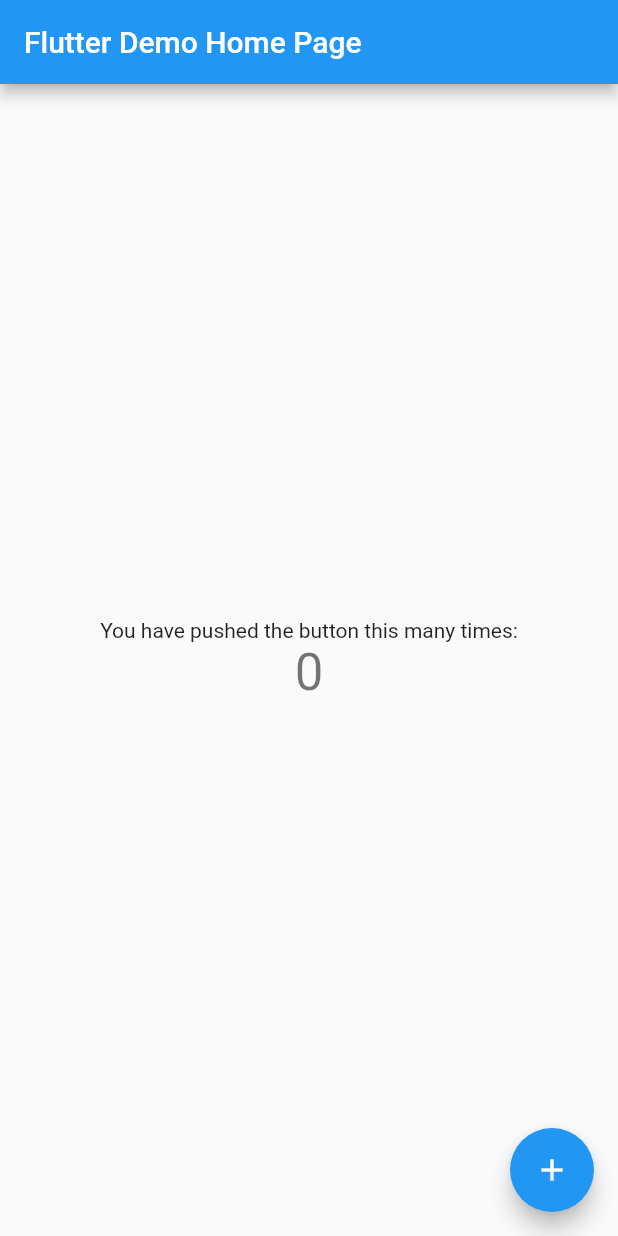
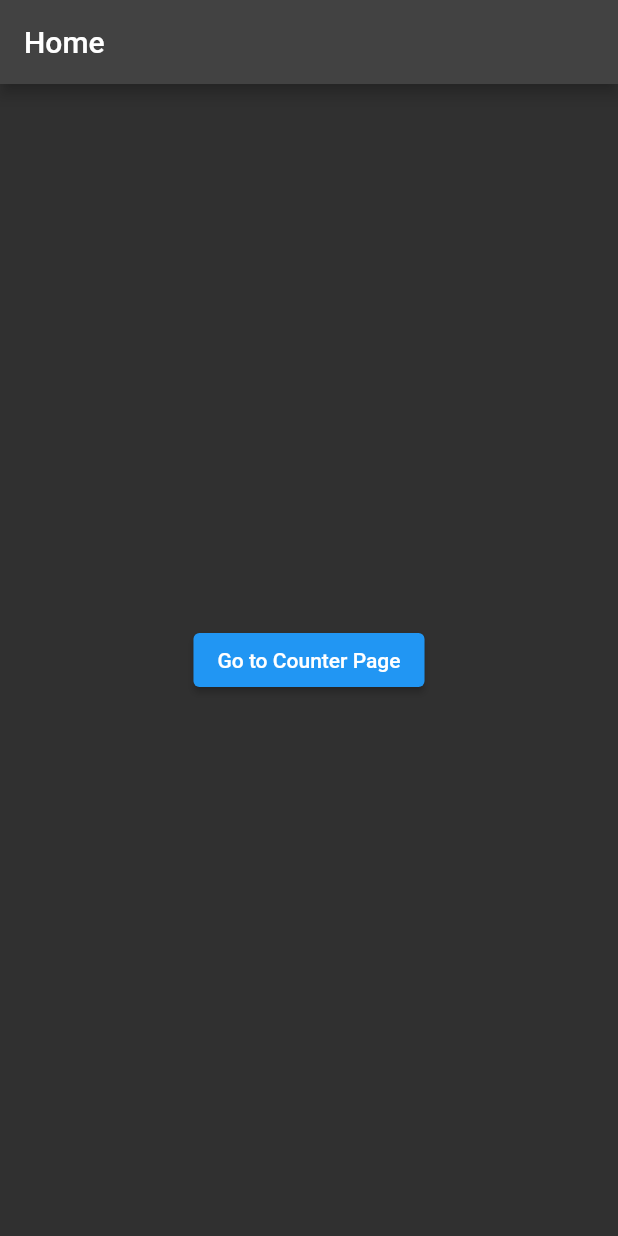
Before and after one commit to NicolasLopezFer/Riverpod-counter-app, a Flutter app: the screen it shows after launch, on a phone screen of 412 x 824 dp. Run offline on Flutter 3.47's test engine with Material 2 defaults, Android fonts, the phone set to English and light mode, and no system bars; our stand-ins replace flutter_riverpod.

```diff
--- a/lib/main.dart
+++ b/lib/main.dart
@@ -1,8 +1,35 @@
 import 'package:flutter/material.dart';
+import 'package:flutter_riverpod/flutter_riverpod.dart';
 
-void main() {
-  runApp(const MyApp());
+abstract class WebsocketClient {
+  Stream<int> getCounterStream();
 }
+
+class FakeWebsocketClient implements WebsocketClient {
+  @override
+  Stream<int> getCounterStream() async* {
+    int i = 0;
+    while (true) {
+      await Future.delayed(const Duration(milliseconds: 500));
+      yield i++;
+    }
+  }
+}
+
+final websocketClientProvider = Provider<WebsocketClient>((ref) {
+  return FakeWebsocketClient();
+});
+
+final counterProvider = StreamProvider<int>((ref) {
+  final wsClient = ref.watch(websocketClientProvider);
+  return wsClient.getCounterStream();
+});
+
+void main() => runApp(
+      const ProviderScope(
+        child: MyApp(),
+      ),
+    );
 
 class MyApp extends StatelessWidget {
   const MyApp({Key? key}) : super(key: key);
@@ -11,105 +38,109 @@ class MyApp extends StatelessWidget {
   @override
   Widget build(BuildContext context) {
     return MaterialApp(
-      title: 'Flutter Demo',
+      title: 'Counter app',
+      debugShowCheckedModeBanner: false,
       theme: ThemeData(
-        // This is the theme of your application.
-        //
-        // Try running your application with "flutter run". You'll see the
-        // application has a blue toolbar. Then, without quitting the app, try
-        // changing the primarySwatch below to Colors.green and then invoke
-        // "hot reload" (press "r" in the console where you ran "flutter run",
-        // or simply save your changes to "hot reload" in a Flutter IDE).
-        // Notice that the counter didn't reset back to zero; the application
-        // is not restarted.
-        primarySwatch: Colors.blue,
+        primaryColor: Colors.green,
+        brightness: Brightness.dark,
+        backgroundColor: const Color(0xff003909),
       ),
-      home: const MyHomePage(title: 'Flutter Demo Home Page'),
+      home: const HomePage(),
     );
   }
 }
 
-class MyHomePage extends StatefulWidget {
-  const MyHomePage({Key? key, required this.title}) : super(key: key);
-
-  // This widget is the home page of your application. It is stateful, meaning
-  // that it has a State object (defined below) that contains fields that affect
-  // how it looks.
-
-  // This class is the configuration for the state. It holds the values (in this
-  // case the title) provided by the parent (in this case the App widget) and
-  // used by the build method of the State. Fields in a Widget subclass are
-  // always marked "final".
-
-  final String title;
-
-  @override
-  State<MyHomePage> createState() => _MyHomePageState();
-}
-
-class _MyHomePageState extends State<MyHomePage> {
-  int _counter = 0;
-
-  void _incrementCounter() {
-    setState(() {
-      // This call to setState tells the Flutter framework that something has
-      // changed in this State, which causes it to rerun the build method below
-      // so that the display can reflect the updated values. If we changed
-      // _counter without calling setState(), then the build method would not be
-      // called again, and so nothing would appear to happen.
-      _counter++;
-    });
-  }
+class HomePage extends StatelessWidget {
+  const HomePage({Key? key}) : super(key: key);
 
   @override
   Widget build(BuildContext context) {
-    // This method is rerun every time setState is called, for instance as done
-    // by the _incrementCounter method above.
-    //
-    // The Flutter framework has been optimized to make rerunning build methods
-    // fast, so that you can just rebuild anything that needs updating rather
-    // than having to individually change instances of widgets.
     return Scaffold(
       appBar: AppBar(
-        // Here we take the value from the MyHomePage object that was created by
-        // the App.build method, and use it to set our appbar title.
-        title: Text(widget.title),
+        title: const Text('Home'),
       ),
       body: Center(
-        // Center is a layout widget. It takes a single child and positions it
-        // in the middle of the parent.
-        child: Column(
-          // Column is also a layout widget. It takes a list of children and
-          // arranges them vertically. By default, it sizes itself to fit its
-          // children horizontally, and tries to be as tall as its parent.
-          //
-          // Invoke "debug painting" (press "p" in the console, choose the
-          // "Toggle Debug Paint" action from the Flutter Inspector in Android
-          // Studio, or the "Toggle Debug Paint" command in Visual Studio Code)
-          // to see the wireframe for each widget.
-          //
-          // Column has various properties to control how it sizes itself and
-          // how it positions its children. Here we use mainAxisAlignment to
-          // center the children vertically; the main axis here is the vertical
-          // axis because Columns are vertical (the cross axis would be
-          // horizontal).
-          mainAxisAlignment: MainAxisAlignment.center,
-          children: <Widget>[
-            const Text(
-              'You have pushed the button this many times:',
-            ),
-            Text(
-              '$_counter',
-              style: Theme.of(context).textTheme.headline4,
-            ),
-          ],
+        child: ElevatedButton(
+          child: const Text('Go to Counter Page'),
+          onPressed: () {
+            Navigator.of(context).push(
+              MaterialPageRoute(
+                builder: ((context) => const CounterPage()),
+              ),
+            );
+          },
         ),
       ),
-      floatingActionButton: FloatingActionButton(
-        onPressed: _incrementCounter,
-        tooltip: 'Increment',
-        child: const Icon(Icons.add),
-      ), // This trailing comma makes auto-formatting nicer for build methods.
     );
   }
 }
+
+class CounterPage extends ConsumerWidget {
+  const CounterPage({Key? key}) : super(key: key);
+
+  @override
+  Widget build(BuildContext context, WidgetRef ref) {
+    final AsyncValue<int> counter = ref.watch(counterProvider);
+
+    // ref.listen<int>(
+    //   counterProvider,
+    //   (previous, next) {
+    //     if (next >= 5) {
+    //       showDialog(
+    //         context: context,
+    //         builder: (context) {
+    //           return AlertDialog(
+    //             title: const Text('Warning'),
+    //             content: const Text(
+    //                 'Counter dangerously high. Consider resetting it.'),
+    //             actions: [
+    //               TextButton(
+    //                 onPressed: () {
+    //                   Navigator.of(context).pop();
+    //                 },
+    //                 child: const Text('OK'),
+    //               )
+    //             ],
+    //           );
+    //         },
+    //       );
+    //     }
+    //   },
+    // );
+
+    return Scaffold(
+      appBar: AppBar(
+        title: const Text(
+          'Counter',
+        ),
+        // actions: [
+        //   IconButton(
+        //     onPressed: () {
+        //       ref.refresh(counterProvider);
+        //     },
+        //     icon: const Icon(Icons.refresh),
+        //   )
+        // ],
+      ),
+      body: Center(
+        child: Text(
+          counter
+              .when(
+                  data: (int value) => value,
+                  error: (Object e, _) => e,
+                  loading: () => 0)
+              .toString(),
+          style: Theme.of(context).textTheme.displayMedium,
+        ),
+      ),
+      // floatingActionButton: FloatingActionButton(
+      //   child: const Icon(
+      //     Icons.add,
+      //   ),
+      //   onPressed: () {
+      //     ref.read(counterProvider.notifier).state++;
+      //   },
+      // ),
+    );
+  }
+}
```
